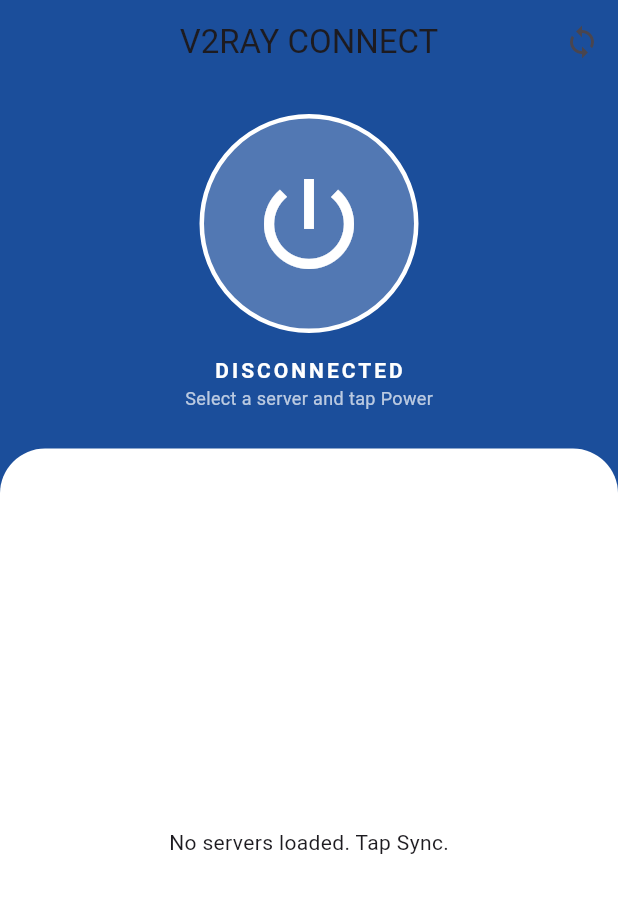
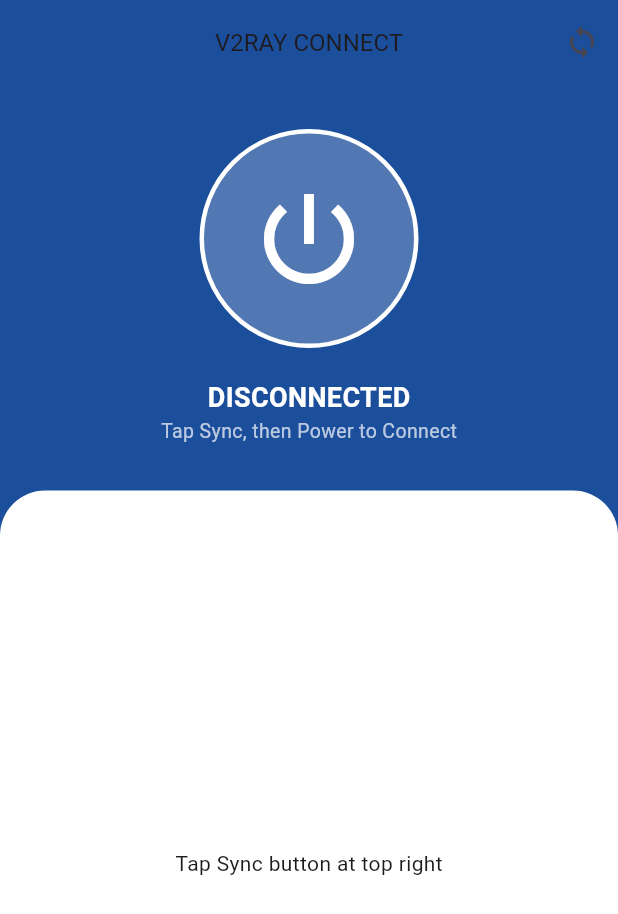
Before and after one commit to kaungmyatjapan1999-boop/my-v2ray-vpn, a Flutter app: the screen it shows after launch, on a phone screen of 412 x 824 dp. Shown: the top 914 px of the screen. Run offline on Flutter 3.47's test engine with Material 3 defaults, Android fonts, the phone set to English and light mode, and no system bars; our stand-ins replace shared_preferences; missing offline and left inert: flutter_v2ray.

Commit message:
Ultimate fix for VPN connection and dialog

```diff
--- a/lib/main.dart
+++ b/lib/main.dart
@@ -17,7 +17,7 @@ class _VpnHomeState extends State<VpnHome> {
   String status = "DISCONNECTED";
   List<String> servers = [];
   int selectedIndex = 0;
-  String notice = "Select a server and tap Power";
+  String notice = "Tap Sync, then Power to Connect";
 
   @override
   void initState() {
@@ -25,6 +25,7 @@ class _VpnHomeState extends State<VpnHome> {
     v2ray = FlutterV2ray(onStatusChanged: (s) => setState(() {
       status = s.state.toUpperCase();
       isConnected = s.state == "connected";
+      if (s.state == "connected") notice = "Connected Successfully!";
     }));
     v2ray.initializeV2Ray();
     _loadStoredServers();
@@ -36,21 +37,23 @@ class _VpnHomeState extends State<VpnHome> {
   }
 
   Future<void> updateConfig() async {
-    setState(() => notice = "Updating servers...");
+    setState(() => notice = "Syncing Servers...");
     try {
       final url = 'https://gist.githubusercontent.com/kaungmyatjapan1999-boop/e1f6ac00358d042d58d49a8547eccc9b/raw/config.txt';
       final r = await http.get(Uri.parse(url));
-      if (r.statusCode == 200) {
+      if (r.statusCode == 200 && r.body.contains("vless://")) {
         List<String> fetched = r.body.split('\n').where((s) => s.contains('://')).toList();
         final prefs = await SharedPreferences.getInstance();
         await prefs.setStringList('server_list', fetched);
         setState(() {
           servers = fetched;
-          notice = "Update Success!";
+          notice = "Sync Done! Select Server.";
         });
+      } else {
+        setState(() => notice = "Invalid Config Link!");
       }
     } catch (e) {
-      setState(() => notice = "Update Failed!");
+      setState(() => notice = "Network Error!");
     }
   }
 
@@ -59,18 +62,19 @@ class _VpnHomeState extends State<VpnHome> {
       v2ray.stopV2Ray();
     } else {
       if (servers.isEmpty) {
-        setState(() => notice = "No servers! Tap Sync.");
+        await updateConfig();
         return;
       }
-      setState(() => notice = "Requesting Permission...");
-      bool hasPermission = await v2ray.requestPermission();
-      if (hasPermission) {
+      setState(() => notice = "Checking Permissions...");
+      // Request VPN and Notification Permission
+      if (await v2ray.requestPermission()) {
+        setState(() => notice = "Core Starting...");
         v2ray.startV2Ray(
-          remark: "Server ${selectedIndex + 1}",
+          remark: "Premium Server",
           config: servers[selectedIndex].trim(),
         );
       } else {
-        setState(() => notice = "Permission Denied!");
+        setState(() => notice = "Permission Denied by User");
       }
     }
   }
@@ -80,40 +84,33 @@ class _VpnHomeState extends State<VpnHome> {
     return Scaffold(
       backgroundColor: const Color(0xFF1B4E9B),
       appBar: AppBar(
-        title: const Text("V2RAY CONNECT"),
-        backgroundColor: Colors.transparent,
-        elevation: 0,
-        centerTitle: true,
+        title: const Text("V2RAY CONNECT", style: TextStyle(fontSize: 16)),
+        backgroundColor: Colors.transparent, elevation: 0, centerTitle: true,
         actions: [IconButton(icon: const Icon(Icons.sync), onPressed: updateConfig)],
       ),
       body: Column(
         children: [
-          const SizedBox(height: 20),
+          const SizedBox(height: 30),
           GestureDetector(
-            behavior: HitTestBehavior.opaque,
             onTap: toggleVpn,
             child: Container(
               padding: const EdgeInsets.all(30),
               decoration: BoxDecoration(
                 color: isConnected ? Colors.green : Colors.white24,
-                shape: BoxShape.circle,
-                border: Border.all(color: Colors.white, width: 3),
+                shape: BoxShape.circle, border: Border.all(color: Colors.white, width: 3),
               ),
               child: const Icon(Icons.power_settings_new, size: 80, color: Colors.white),
             ),
           ),
-          const SizedBox(height: 15),
-          Text(status, style: const TextStyle(color: Colors.white, fontWeight: FontWeight.bold, letterSpacing: 2)),
-          Text(notice, style: const TextStyle(color: Colors.white70, fontSize: 12)),
-          const SizedBox(height: 25),
+          const SizedBox(height: 20),
+          Text(status, style: const TextStyle(color: Colors.white, fontWeight: FontWeight.bold, fontSize: 18)),
+          Text(notice, style: const TextStyle(color: Colors.white70, fontSize: 13)),
+          const SizedBox(height: 30),
           Expanded(
             child: Container(
-              decoration: const BoxDecoration(
-                color: Colors.white,
-                borderRadius: BorderRadius.only(topLeft: Radius.circular(30), topRight: Radius.circular(30)),
-              ),
+              decoration: const BoxDecoration(color: Colors.white, borderRadius: BorderRadius.vertical(top: Radius.circular(30))),
               child: servers.isEmpty
-                  ? const Center(child: Text("No servers loaded. Tap Sync."))
+                  ? const Center(child: Text("Tap Sync button at top right"))
                   : ListView.builder(
                       padding: const EdgeInsets.all(20),
                       itemCount: servers.length,
@@ -123,7 +120,6 @@ class _VpnHomeState extends State<VpnHome> {
                           child: ListTile(
                             leading: Icon(Icons.dns, color: selectedIndex == index ? Colors.blue : Colors.grey),
                             title: Text("Server ${index + 1}"),
-                            trailing: selectedIndex == index ? const Icon(Icons.check_circle, color: Colors.blue) : null,
                             onTap: () => setState(() => selectedIndex = index),
                           ),
                         );
```
